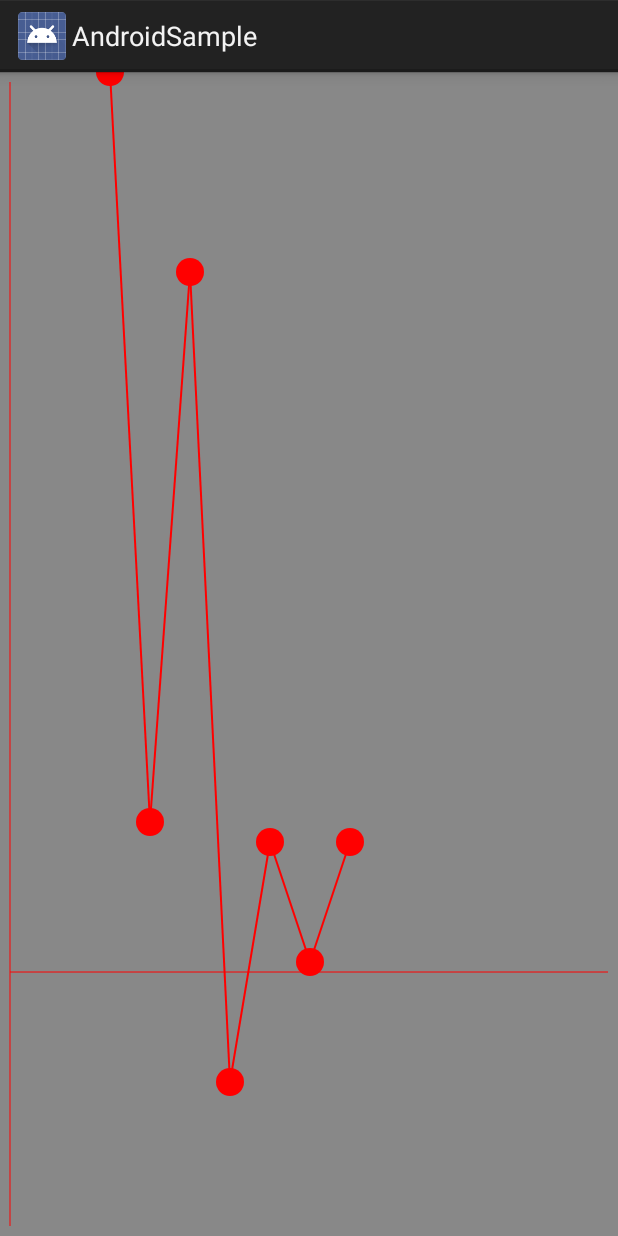
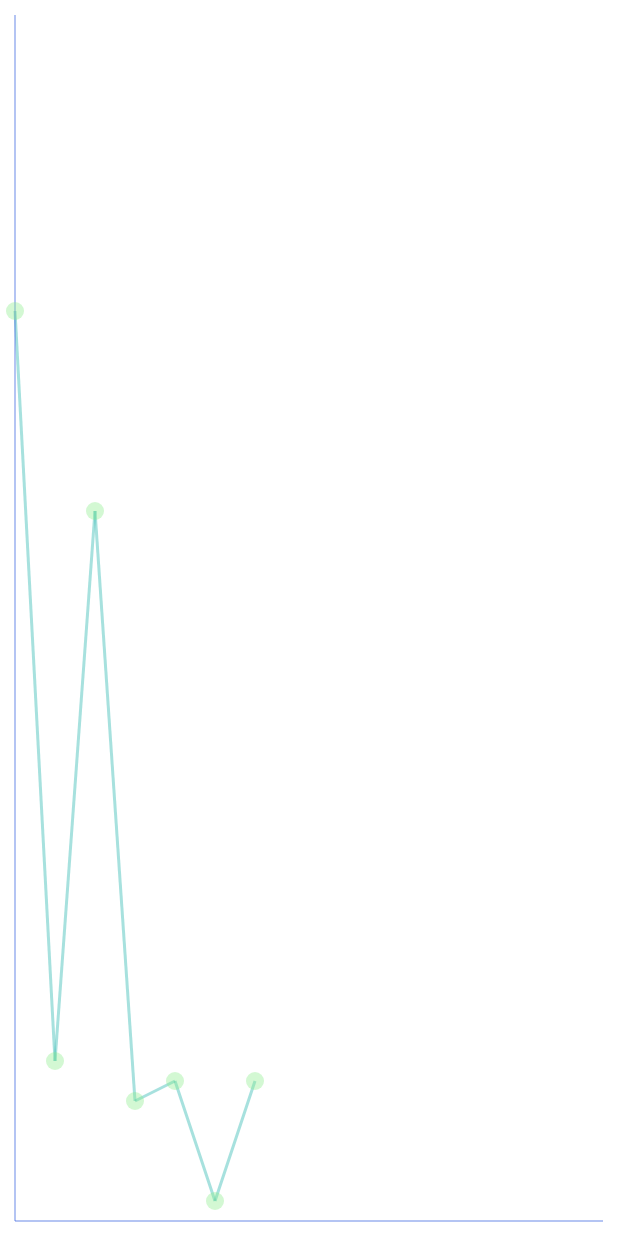
Before and after one commit to Andy-Home/AndroidSample, an Android app: the screen it shows after launch (MainActivity), on a phone screen of 412 x 824 dp. Run offline under Robolectric (Android 15) with nearby library versions, the phone set to English and light mode, and no system bars.

Commit message:
优化传入点在XY轴的显示位置问题;修改配色;

```diff
--- a/androidlib/src/main/java/com/andy/androidlib/base/BaseApplication.java
+++ b/androidlib/src/main/java/com/andy/androidlib/base/BaseApplication.java
@@ -8,7 +8,7 @@ import com.andy.androidlib.view.DPValue;
  * Created by Administrator on 2017/12/23.
  */
 
-public class BaseApplication extends Application {
+public abstract class BaseApplication extends Application {
     @Override
     public void onCreate() {
         super.onCreate();
--- /dev/null
+++ b/androidlib/src/main/java/com/andy/androidlib/view/Colors.java
@@ -0,0 +1,15 @@
+package com.andy.androidlib.view;
+
+import android.graphics.Color;
+
+/**
+ * Created by andy on 17-12-26.
+ */
+
+public class Colors {
+
+    public final static int RoyalBlue = Color.argb(100, 65, 105, 225);
+    public final static int Navy = Color.argb(100, 0, 0, 128);
+    public final static int LightSeaGreen = Color.argb(100, 32, 178, 170);
+    public final static int LightGreen = Color.argb(100, 144, 238, 144);
+}
--- a/androidlib/src/main/java/com/andy/androidlib/view/DPValue.java
+++ b/androidlib/src/main/java/com/andy/androidlib/view/DPValue.java
@@ -2,6 +2,7 @@ package com.andy.androidlib.view;
 
 import android.app.Activity;
 import android.content.Context;
+import android.util.Log;
 
 /**
  * 根据屏幕分辨率获取1dp中的像素大小
@@ -30,6 +31,7 @@ public class DPValue {
 
     public void init(Context context) {
         scale = context.getResources().getDisplayMetrics().density;
+        Log.d("DPValue", "scale:" + scale);
     }
 
     /**
--- a/androidlib/src/main/java/com/andy/androidlib/view/chart/LineView.java
+++ b/androidlib/src/main/java/com/andy/androidlib/view/chart/LineView.java
@@ -6,10 +6,13 @@ import android.graphics.Color;
 import android.graphics.Paint;
 import android.graphics.Point;
 import android.util.AttributeSet;
+import android.util.Log;
 import android.view.MotionEvent;
 import android.view.View;
 import android.view.ViewGroup;
 
+import com.andy.androidlib.R;
+import com.andy.androidlib.view.Colors;
 import com.andy.androidlib.view.DPValue;
 
 import java.util.ArrayList;
@@ -17,37 +20,41 @@ import java.util.ArrayList;
 public class LineView extends ViewGroup implements PointView.onTouchListener {
     public LineView(Context context) {
         super(context);
-        setBackgroundColor(Color.GRAY);
+        setBackgroundColor(Color.WHITE);
         init();
     }
 
     public LineView(Context context, AttributeSet attrs) {
         super(context, attrs);
-        setBackgroundColor(Color.GRAY);
+        setBackgroundColor(Color.WHITE);
         init();
     }
 
     public LineView(Context context, AttributeSet attrs, int defStyleAttr) {
         super(context, attrs, defStyleAttr);
-        setBackgroundColor(Color.GRAY);
+        setBackgroundColor(Color.WHITE);
         init();
     }
     private X_YView xYView;
-    private Paint mPaint;
+    private Paint mPaint, mTextPaint;
 
     private void init() {
         xYView = new X_YView(getContext());
         mPaint = new Paint();
-        mPaint.setAntiAlias(true);
         mPaint.setStrokeWidth(DPValue.dp2px(2));
         mPaint.setStyle(Paint.Style.FILL);
-        mPaint.setColor(Color.RED);
-        mPaint.setTextSize(DPValue.dp2px(40));
+        mPaint.setAntiAlias(true);
+        mPaint.setColor(Colors.LightSeaGreen);
+
+        mTextPaint = new Paint();
+        mTextPaint.setAntiAlias(true);
+        mTextPaint.setColor(Colors.Navy);
+        mTextPaint.setTextSize(DPValue.dp2px(12));
     }
 
     @Override
     protected void onLayout(boolean changed, int l, int t, int r, int b) {
-        int radius = DPValue.dp2px(14);
+        int radius = DPValue.dp2px(6);
         for (int index = 0; index < getChildCount(); index++) {
             View v = getChildAt(index);
             if (v instanceof PointView) {
@@ -62,10 +69,9 @@ public class LineView extends ViewGroup implements PointView.onTouchListener {
 
     @Override
     protected void onDraw(Canvas canvas) {
-
         if (touchIndex != -1) {
             PointView v = (PointView) getChildAt(touchIndex + 1);
-            canvas.drawText(v.msg, v.p_x + DPValue.dp2px(14), v.p_y - DPValue.dp2px(14), mPaint);
+            canvas.drawText(v.msg, v.p_x + DPValue.dp2px(14), v.p_y - DPValue.dp2px(14), mTextPaint);
         }
 
         for (int i = 0; i < pointViewList.size() - 1; i++) {
@@ -73,7 +79,6 @@ public class LineView extends ViewGroup implements PointView.onTouchListener {
             PointView end = pointViewList.get(i + 1);
             canvas.drawLine(start.p_x, start.p_y, end.p_x, end.p_y, mPaint);
         }
-
     }
 
     private ArrayList<Point> pointTable;
@@ -82,7 +87,7 @@ public class LineView extends ViewGroup implements PointView.onTouchListener {
         if (points == null) {
             points = new ArrayList<>();
             points.add(new Point(180, 700));
-            points.add(new Point(220, -110));
+            points.add(new Point(220, 110));
             points.add(new Point(260, 130));
             points.add(new Point(340, 130));
             points.add(new Point(100, 900));
@@ -93,8 +98,13 @@ public class LineView extends ViewGroup implements PointView.onTouchListener {
         analysis();
     }
 
+    /**
+     * 设置View与边缘的间距
+     *
+     * @param padding 单位 dp
+     */
     public void setPadding(int padding) {
-        xYView.setPadding(padding);
+        xYView.setPadding(DPValue.dp2px(padding));
     }
 
     //依据X轴从小到大排序
@@ -145,14 +155,14 @@ public class LineView extends ViewGroup implements PointView.onTouchListener {
         }
 
         double scalX = 1, scalY = 1;
-        int width = getWidth() - 2 * xYView.padding;
-        if ((maxX - minX) > width && width != 0) {
-            scalX = (width * 1f - 30) / (maxX - minX);
+        int width = getWidth() - (2 * xYView.padding);
+        if (Math.abs(maxX - minX) > width && width != 0) {
+            scalX = (width * 1f) / Math.abs(maxX - minX);
         }
 
-        int height = getHeight() - 2 * xYView.padding;
-        if ((maxY - minY) > height && height != 0) {
-            scalY = (height * 1f - 30) / (maxY - minY);
+        int height = getHeight() - (2 * xYView.padding);
+        if (Math.abs(maxY - minY) > height && height != 0) {
+            scalY = (height * 1f) / Math.abs(maxY - minY);
         }
         //XY轴原点
         Point point = new Point();
@@ -160,27 +170,41 @@ public class LineView extends ViewGroup implements PointView.onTouchListener {
         //判断XY轴类型
         if ((maxX < 0 && maxY < 0) || (minX > 0 && minY > 0) || (maxX < 0 && minY > 0) || (minX > 0 && maxY < 0)) {
             point.x = xYView.padding;
-            point.y = getHeight() - 2 * xYView.padding;
+            point.y = getHeight() - xYView.padding;
             xYView.setStyle(X_YView.Style.SX_SY, point);
         } else if ((minX < 0 && maxX > 0 && minY > 0) || (minX < 0 && maxX > 0 && maxY < 0)) {
-            point.x = (int) scalX * Math.abs(minX);
-            point.y = getHeight() - 2 * xYView.padding;
+            point.x = (int) (scalX * Math.abs(minX));
+            point.y = getHeight() - xYView.padding;
             xYView.setStyle(X_YView.Style.X_SY, point);
         } else if ((minY < 0 && maxY > 0 && minX > 0) || (minY < 0 && maxY > 0 && maxX < 0)) {
             point.x = xYView.padding;
-            point.y = (int) scalY * maxY;
+            point.y = (int) (scalY * Math.abs(maxY));
             xYView.setStyle(X_YView.Style.SX_Y, point);
         } else {
-            point.x = (int) scalX * Math.abs(minX);
-            point.y = (int) scalY * maxY;
+            point.x = (int) (scalX * Math.abs(minX));
+            point.y = (int) (scalY * Math.abs(maxY));
             xYView.setStyle(X_YView.Style.X_Y, point);
         }
         addView(xYView);
 
         int index = 0;
+        int min_X = Math.abs(minX) > Math.abs(maxX) ? maxX : minX;
+        int min_Y = Math.abs(minY) > Math.abs(maxY) ? maxY : minY;
         for (Point p : pointTable) {
             PointView view = new PointView(getContext());
-            view.setPosition((int) (p.x * scalX) + point.x, point.y - (int) (p.y * scalY));
+            if (xYView.style == X_YView.Style.SX_SY) {
+                view.setPosition((int) ((Math.abs(p.x - min_X)) * scalX) + point.x,
+                        point.y - (int) ((Math.abs(p.y + min_Y)) * scalY));
+            } else if (xYView.style == X_YView.Style.X_SY) {
+                view.setPosition((int) (p.x * scalX) + point.x,
+                        point.y - (int) ((Math.abs(p.y + min_Y)) * scalY));
+            } else if (xYView.style == X_YView.Style.SX_Y) {
+                view.setPosition((int) ((Math.abs(p.x - min_X)) * scalX) + point.x,
+                        point.y - (int) (p.y * scalY));
+            } else if (xYView.style == X_YView.Style.X_Y) {
+                view.setPosition((int) (p.x * scalX) + point.x, point.y - (int) (p.y * scalY));
+            }
+            //view.setPosition((int) (p.x * scalX) + point.x, point.y - (int) (p.y * scalY));
             view.setTouchListener(index, this);
             view.setMessage("x:" + p.x + " y:" + p.y);
             index++;
--- a/androidlib/src/main/java/com/andy/androidlib/view/chart/PointView.java
+++ b/androidlib/src/main/java/com/andy/androidlib/view/chart/PointView.java
@@ -9,9 +9,11 @@ import android.util.Log;
 import android.view.MotionEvent;
 import android.view.View;
 
+import com.andy.androidlib.view.Colors;
 import com.andy.androidlib.view.DPValue;
 
 public class PointView extends View {
+    final String TAG = getClass().getSimpleName();
     public PointView(Context context) {
         super(context);
     }
@@ -27,6 +29,7 @@ public class PointView extends View {
     public int p_x, p_y;
 
     public void setPosition(int x, int y) {
+        Log.d(TAG, "x:" + x + " y:" + y);
         p_x = x;
         p_y = y;
     }
@@ -47,21 +50,13 @@ public class PointView extends View {
         Paint mPaint = new Paint();
         mPaint.setAntiAlias(true);
         mPaint.setStyle(Paint.Style.FILL);
-        mPaint.setColor(Color.RED);
-        canvas.drawCircle(DPValue.dp2px(14), DPValue.dp2px(14), DPValue.dp2px(14), mPaint);
+        mPaint.setColor(Colors.LightGreen);
+        canvas.drawCircle(DPValue.dp2px(6), DPValue.dp2px(6), DPValue.dp2px(6), mPaint);
     }
 
     @Override
     public boolean onTouchEvent(MotionEvent event) {
         touchListener.onTouch(index, event);
-        switch (event.getAction()) {
-            case MotionEvent.ACTION_DOWN:
-                Log.d("PointView", "ACTION_DOWN");
-                break;
-            case MotionEvent.ACTION_UP:
-                Log.d("PointView", "ACTION_UP");
-                break;
-        }
         return true;
     }
 
@@ -74,6 +69,6 @@ public class PointView extends View {
     }
 
     public interface onTouchListener {
-        public void onTouch(int index, MotionEvent event);
+        void onTouch(int index, MotionEvent event);
     }
 }
--- a/androidlib/src/main/java/com/andy/androidlib/view/chart/X_YView.java
+++ b/androidlib/src/main/java/com/andy/androidlib/view/chart/X_YView.java
@@ -9,10 +9,11 @@ import android.util.AttributeSet;
 import android.util.Log;
 import android.view.View;
 
+import com.andy.androidlib.view.Colors;
 import com.andy.androidlib.view.DPValue;
 
 public class X_YView extends View{
-
+    final String TAG = getClass().getSimpleName();
     public X_YView(Context context) {
         super(context);
         init();
@@ -32,9 +33,9 @@ public class X_YView extends View{
 
     private void init(){
         mPaint = new Paint();
-        mPaint.setAntiAlias(true);
         mPaint.setStyle(Paint.Style.FILL);
-        mPaint.setColor(Color.RED);
+        mPaint.setStrokeWidth(DPValue.dp2px(1));
+        mPaint.setColor(Colors.RoyalBlue);
     }
 
     public int padding = 0;
@@ -66,19 +67,20 @@ public class X_YView extends View{
         }
     }
 
-    private int style;
+    public int style;
     private Point origin = new Point(0, 0);
 
     public void setStyle(int style, Point origin) {
         this.style = style;
         this.origin = origin;
+        Log.d(TAG, "x:" + origin.x + " y:" + origin.y);
     }
 
     public static class Style{
-        public static int SX_SY = 1;
-        public static int SX_Y = 2;
-        public static int X_Y = 3;
-        public static int X_SY = 4;
-        public static int NOT_VALUE = 5;
+        static int SX_SY = 1;
+        static int SX_Y = 2;
+        static int X_Y = 3;
+        static int X_SY = 4;
+        static int NOT_VALUE = 5;
     }
 }
--- a/app/src/main/AndroidManifest.xml
+++ b/app/src/main/AndroidManifest.xml
@@ -7,6 +7,7 @@
         android:icon="@mipmap/ic_launcher"
         android:label="@string/app_name"
         android:roundIcon="@mipmap/ic_launcher_round"
+        android:name=".base.AppApplication"
         android:supportsRtl="true"
         android:theme="@style/AppTheme">
         <activity android:name=".MainActivity">
--- /dev/null
+++ b/app/src/main/java/com/andy/androidsample/base/AppApplication.java
@@ -0,0 +1,15 @@
+package com.andy.androidsample.base;
+
+import com.andy.androidlib.base.BaseApplication;
+
+/**
+ * Created by andy on 17-12-26.
+ */
+
+public class AppApplication extends BaseApplication {
+
+    @Override
+    public void onCreate() {
+        super.onCreate();
+    }
+}
--- a/app/src/main/res/values/colors.xml
+++ b/app/src/main/res/values/colors.xml
@@ -3,4 +3,5 @@
     <color name="colorPrimary">#3F51B5</color>
     <color name="colorPrimaryDark">#303F9F</color>
     <color name="colorAccent">#FF4081</color>
+    <color name="white">#FFFFFF</color>
 </resources>
--- a/app/src/main/res/values/styles.xml
+++ b/app/src/main/res/values/styles.xml
@@ -1,7 +1,7 @@
 <resources>
 
     <!-- Base application theme. -->
-    <style name="AppTheme" parent="android:Theme.Holo.Light.DarkActionBar">
+    <style name="AppTheme" parent="android:Theme.NoTitleBar.Fullscreen">
         <!-- Customize your theme here. -->
     </style>
 
```
